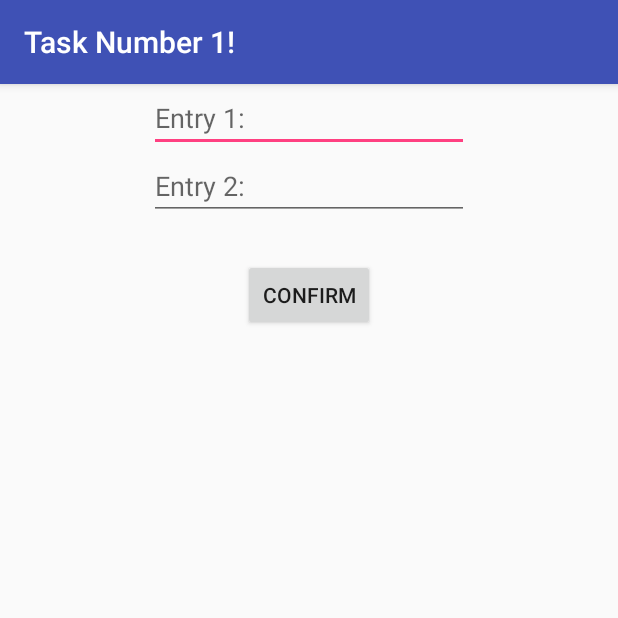
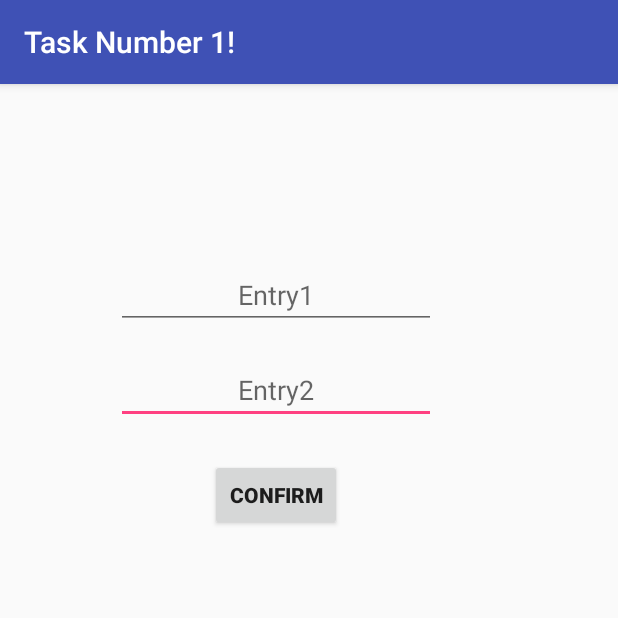
Before and after one commit to sQasimSo/tast1, an Android app: the screen it shows after launch (LoginActivity), on a phone screen of 412 x 824 dp, the top half of it. Run offline under Robolectric (Android 15) with nearby library versions, the phone set to English and light mode, and no system bars.

```diff
--- a/app/src/main/res/layout/activity_login.xml
+++ b/app/src/main/res/layout/activity_login.xml
@@ -8,82 +8,60 @@
                                              tools:layout_editor_absoluteY="81dp"
                                              tools:layout_editor_absoluteX="0dp">
 
-    <LinearLayout
-        android:layout_width="0dp"
-        android:layout_height="0dp"
-        android:baselineAligned="true"
-        android:orientation="horizontal"
-        android:textAlignment="center"
-        app:layout_constraintRight_toLeftOf="parent"
-        tools:layout_constraintTop_creator="1"
-        tools:layout_constraintRight_creator="1"
-        tools:layout_constraintBottom_creator="1"
-        app:layout_constraintBottom_toTopOf="parent"
-        tools:layout_constraintLeft_creator="1"
-        app:layout_constraintLeft_toLeftOf="parent"
-        app:layout_constraintTop_toTopOf="parent">
 
-        <TextView
-            android:id="@+id/textView"
-            android:layout_width="wrap_content"
-            android:layout_height="wrap_content"
-            android:layout_weight="1"
-            android:text="TextView"/>
-    </LinearLayout>
+    <RelativeLayout
+        android:layout_width="368dp"
+        android:layout_height="495dp"
+        tools:layout_editor_absoluteX="8dp"
+        tools:layout_editor_absoluteY="8dp">
+
 
         <Button
             android:id="@+id/button_confirm"
             android:layout_width="wrap_content"
             android:layout_height="wrap_content"
+            android:layout_alignParentBottom="true"
+            android:layout_centerHorizontal="true"
+            android:layout_marginBottom="197dp"
             android:text="Confirm"
-        tools:layout_constraintTop_creator="1"
-        tools:layout_constraintRight_creator="1"
-        app:layout_constraintRight_toRightOf="parent"
-        android:layout_marginTop="26dp"
-        app:layout_constraintTop_toBottomOf="@+id/editText_entry2"
-        tools:layout_constraintLeft_creator="1"
-        app:layout_constraintLeft_toLeftOf="parent"/>
+            android:textAlignment="center"
+            android:textStyle="bold"/>
+
+        <EditText
+            android:id="@+id/editText_entry2"
+            android:layout_width="wrap_content"
+            android:layout_height="wrap_content"
+            android:layout_above="@+id/button_confirm"
+            android:layout_centerHorizontal="true"
+            android:layout_marginBottom="23dp"
+            android:ems="10"
+            android:hint="Entry2"
+            android:inputType="text"
+            android:selectAllOnFocus="true"
+            android:singleLine="true"
+            android:textAlignment="center"/>
 
         <EditText
             android:id="@+id/editText_entry1"
             android:layout_width="wrap_content"
             android:layout_height="wrap_content"
+            android:layout_above="@+id/editText_entry2"
+            android:layout_alignStart="@+id/editText_entry2"
+            android:layout_marginBottom="18dp"
             android:ems="10"
-        android:hint="Entry 1:"
+            android:hint="Entry1"
             android:inputType="text"
-        app:layout_constraintLeft_toLeftOf="parent"
-        app:layout_constraintRight_toRightOf="parent"
-        tools:layout_constraintLeft_creator="1"
-        tools:layout_constraintRight_creator="1"
-        tools:layout_constraintTop_creator="1"
-        tools:layout_editor_absoluteY="55dp"/>
-
-    <EditText
-        android:id="@+id/editText_entry2"
-        android:layout_width="wrap_content"
-        android:layout_height="wrap_content"
-        android:ems="10"
-        android:hint="Entry 2:"
-        android:inputType="text"
-        app:layout_constraintLeft_toLeftOf="@+id/editText_entry1"
-        app:layout_constraintRight_toRightOf="@+id/editText_entry1"
-        app:layout_constraintTop_toBottomOf="@+id/editText_entry1"
-        tools:layout_constraintLeft_creator="1"
-        tools:layout_constraintRight_creator="1"/>
+            android:selectAllOnFocus="true"
+            android:singleLine="true"
+            android:textAlignment="center"/>
 
         <TextView
             android:id="@+id/textView_result"
             android:layout_width="wrap_content"
             android:layout_height="wrap_content"
-        android:layout_marginEnd="8dp"
-        android:layout_marginLeft="16dp"
-        android:layout_marginRight="16dp"
-        android:layout_marginStart="8dp"
-        android:layout_marginTop="0dp"
-        app:layout_constraintLeft_toLeftOf="@+id/button_confirm"
-        app:layout_constraintRight_toRightOf="@+id/button_confirm"
-        app:layout_constraintTop_toBottomOf="@+id/button_confirm"
-        tools:layout_constraintLeft_creator="1"
-        tools:layout_constraintRight_creator="1"/>
-
+            android:layout_below="@+id/editText_entry2"
+            android:layout_centerHorizontal="true"
+            android:layout_marginTop="68dp"
+            android:textAlignment="center"/>
+    </RelativeLayout>
 </android.support.constraint.ConstraintLayout>
```
Also changed, not shown: app/src/main/AndroidManifest.xml (+5 -5 lines), app/src/main/java/com/experitest/qasimsobeh/task1/DatabaseHelper.java (added, +66 -0 lines), app/src/main/java/com/experitest/qasimsobeh/task1/LoginActivity.java (+11 -3 lines), app/src/main/java/com/experitest/qasimsobeh/task1/Records.java (added, +55 -0 lines), app/src/main/res/layout/activity_records.xml (added, +153 -0 lines), 1 other file. Lines whose indentation alone changed are shown as unchanged.
